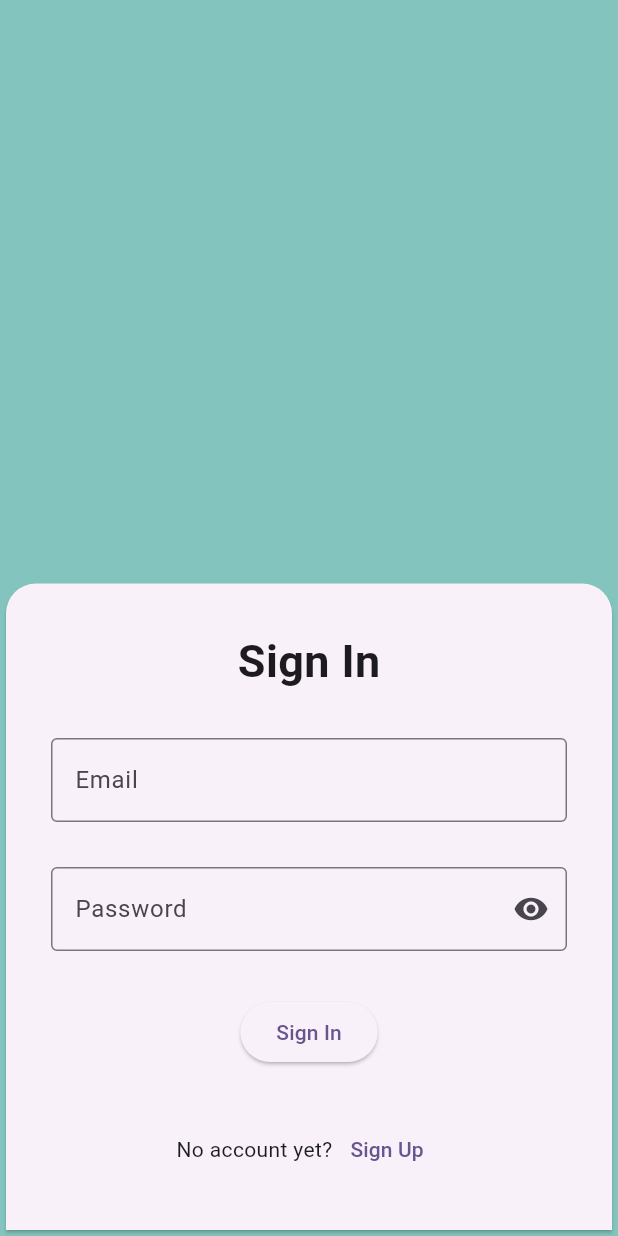
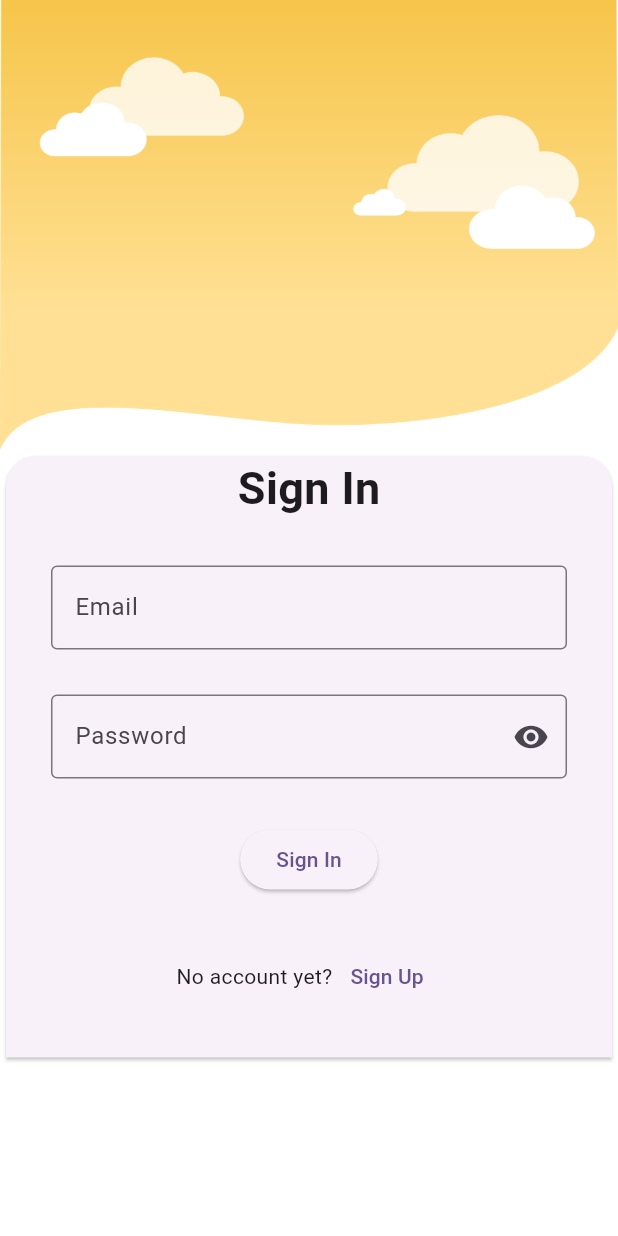
Before and after one commit to juatco-jemu/cmsc-23-project, a Flutter app: the screen it shows after launch, item 3 of the bottom bar chosen, after a tap on "Sign In", on a phone screen of 412 x 824 dp. Run offline on Flutter 3.47's test engine with Material 3 defaults, Android fonts, the phone set to English and light mode, and no system bars; our stand-ins replace carousel_slider, cloud_firestore, curved_navigation_bar, email_validator, firebase_auth, firebase_core; accounts and stored records are empty.

```diff
--- a/lib/pages/signin_page.dart
+++ b/lib/pages/signin_page.dart
@@ -30,10 +30,11 @@ class _SignInPageState extends State<SignInPage> {
             width: screen.width,
             height: screen.height,
             decoration: const BoxDecoration(
-              color: AppColors.tiffanyBlue,
+              color: AppColors.appWhite,
             ),
             // margin: const EdgeInsets.symmetric(vertical: 100, horizontal: 30),
-            child: Column(mainAxisAlignment: MainAxisAlignment.end, children: [
+            child: Column(mainAxisAlignment: MainAxisAlignment.start, children: [
+              _buildHeader(),
               _buildBot(),
             ])),
       ),
@@ -47,7 +48,6 @@ class _SignInPageState extends State<SignInPage> {
         key: _formKey,
         child: Column(
           children: [
-            spacer,
             heading,
             emailField,
             passwordField,
@@ -56,6 +56,26 @@ class _SignInPageState extends State<SignInPage> {
             signUpButton
           ],
         ),
+      ),
+    );
+  }
+
+  Widget _buildHeader() {
+    return Container(
+      child: Column(
+        children: [
+          Container(
+            height: 300,
+            decoration: const BoxDecoration(
+              image: DecorationImage(
+                image: AssetImage(
+                  'assets/images/login_bg.png',
+                ),
+                fit: BoxFit.fill,
+              ),
+            ),
+          ),
+        ],
       ),
     );
   }
```
Also changed, not shown: pubspec.yaml (+5 -4 lines), assets/images/cloud01.png (added), assets/images/login_bg.png (added), assets/images/profile_bg.png (added), assets/images/signup_bg.png (added), assets/images/signup_org_bg.png (added).
